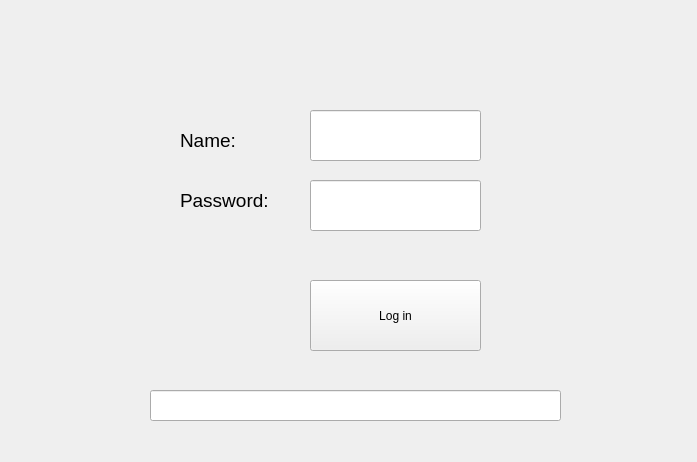
This is gui_v2/login.ui in semayilmazs/OOP_Group10 as Qt 5 draws it before an edit. The edited form follows.
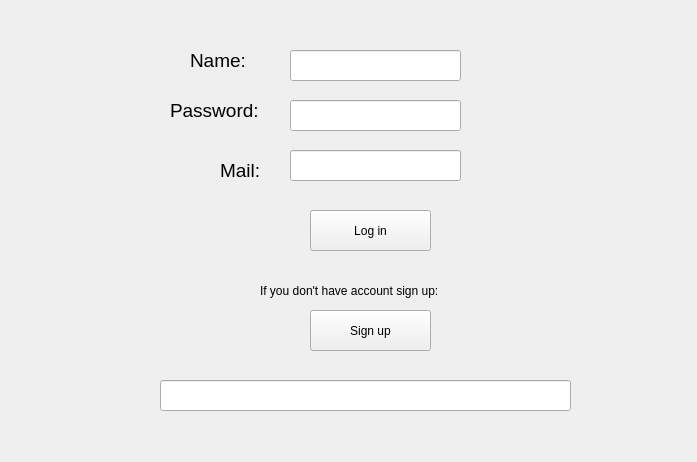
This is the edited form.

Commit message:
updated login-signup page
Added signup page to create a new customer. File reading bug fixed in login page. Added doesExist() function, and updated verification() function.

Diff of the .ui file:
```diff
--- a/gui_v2/login.ui
+++ b/gui_v2/login.ui
@@ -18,9 +18,9 @@
     <property name="geometry">
      <rect>
       <x>310</x>
-      <y>280</y>
-      <width>171</width>
-      <height>71</height>
+      <y>210</y>
+      <width>121</width>
+      <height>41</height>
      </rect>
     </property>
     <property name="text">
@@ -30,10 +30,10 @@
    <widget class="QLabel" name="label">
     <property name="geometry">
      <rect>
-      <x>180</x>
-      <y>180</y>
-      <width>121</width>
-      <height>41</height>
+      <x>170</x>
+      <y>100</y>
+      <width>111</width>
+      <height>21</height>
      </rect>
     </property>
     <property name="font">
@@ -48,10 +48,10 @@
    <widget class="QLabel" name="label_2">
     <property name="geometry">
      <rect>
-      <x>180</x>
-      <y>120</y>
-      <width>121</width>
-      <height>41</height>
+      <x>190</x>
+      <y>50</y>
+      <width>91</width>
+      <height>21</height>
      </rect>
     </property>
     <property name="font">
@@ -66,33 +66,87 @@
    <widget class="QLineEdit" name="txtname">
     <property name="geometry">
      <rect>
-      <x>310</x>
-      <y>110</y>
+      <x>290</x>
+      <y>50</y>
       <width>171</width>
-      <height>51</height>
+      <height>31</height>
      </rect>
     </property>
    </widget>
-   <widget class="QLineEdit" name="txtpwd">
+   <widget class="QLineEdit" name="txtnotification">
     <property name="geometry">
      <rect>
-      <x>310</x>
-      <y>180</y>
-      <width>171</width>
-      <height>51</height>
-     </rect>
-    </property>
-   </widget>
-   <widget class="QLineEdit" name="txtresult">
-    <property name="geometry">
-     <rect>
-      <x>150</x>
-      <y>390</y>
+      <x>160</x>
+      <y>380</y>
       <width>411</width>
       <height>31</height>
      </rect>
     </property>
    </widget>
+   <widget class="QLabel" name="label_3">
+    <property name="geometry">
+     <rect>
+      <x>260</x>
+      <y>280</y>
+      <width>231</width>
+      <height>21</height>
+     </rect>
+    </property>
+    <property name="text">
+     <string>If you don't have account sign up:</string>
+    </property>
+   </widget>
+   <widget class="QPushButton" name="btnsignup">
+    <property name="geometry">
+     <rect>
+      <x>310</x>
+      <y>310</y>
+      <width>121</width>
+      <height>41</height>
+     </rect>
+    </property>
+    <property name="text">
+     <string>Sign up</string>
+    </property>
+   </widget>
+   <widget class="QLineEdit" name="txtpwd">
+    <property name="geometry">
+     <rect>
+      <x>290</x>
+      <y>100</y>
+      <width>171</width>
+      <height>31</height>
+     </rect>
+    </property>
+   </widget>
+   <widget class="QLineEdit" name="txtmail">
+    <property name="geometry">
+     <rect>
+      <x>290</x>
+      <y>150</y>
+      <width>171</width>
+      <height>31</height>
+     </rect>
+    </property>
+   </widget>
+   <widget class="QLabel" name="label_4">
+    <property name="geometry">
+     <rect>
+      <x>220</x>
+      <y>160</y>
+      <width>111</width>
+      <height>21</height>
+     </rect>
+    </property>
+    <property name="font">
+     <font>
+      <pointsize>14</pointsize>
+     </font>
+    </property>
+    <property name="text">
+     <string>Mail:</string>
+    </property>
+   </widget>
   </widget>
  </widget>
  <resources/>
```
The commit also changes 5 other files.
